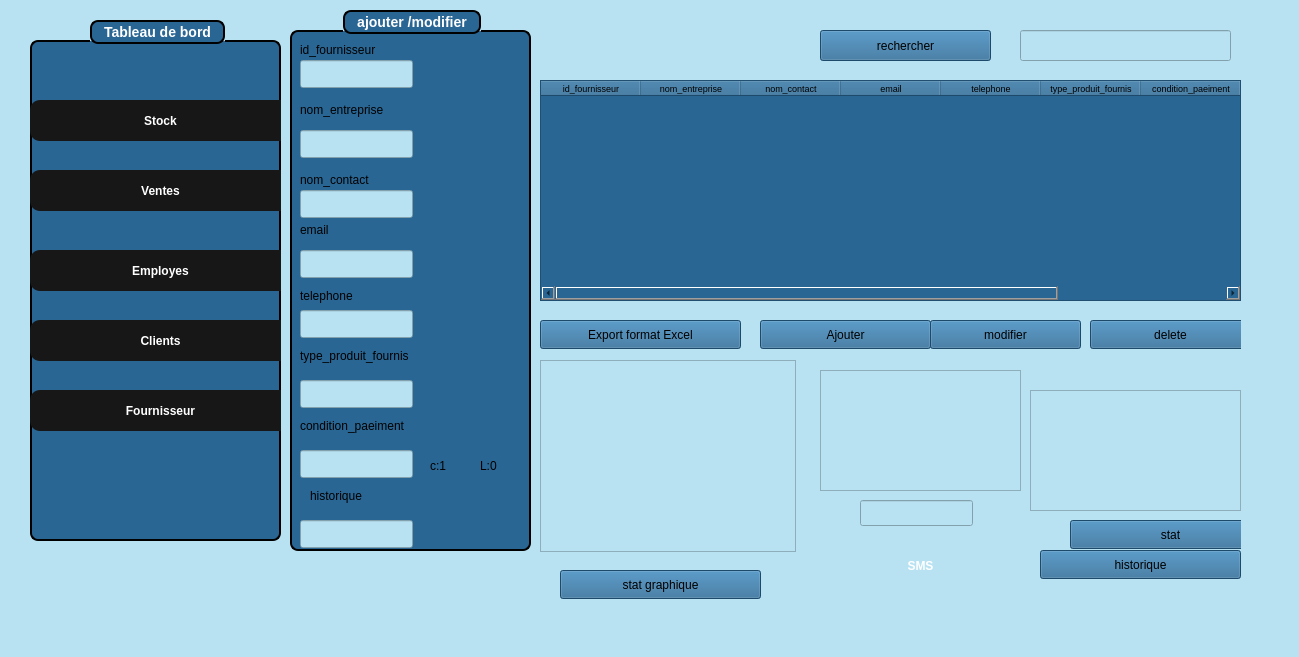
Esprit-UP-Algo/projetcpp-2a25-s1-smart-optical-store, file fournisseurwindow.ui: the form before one commit.
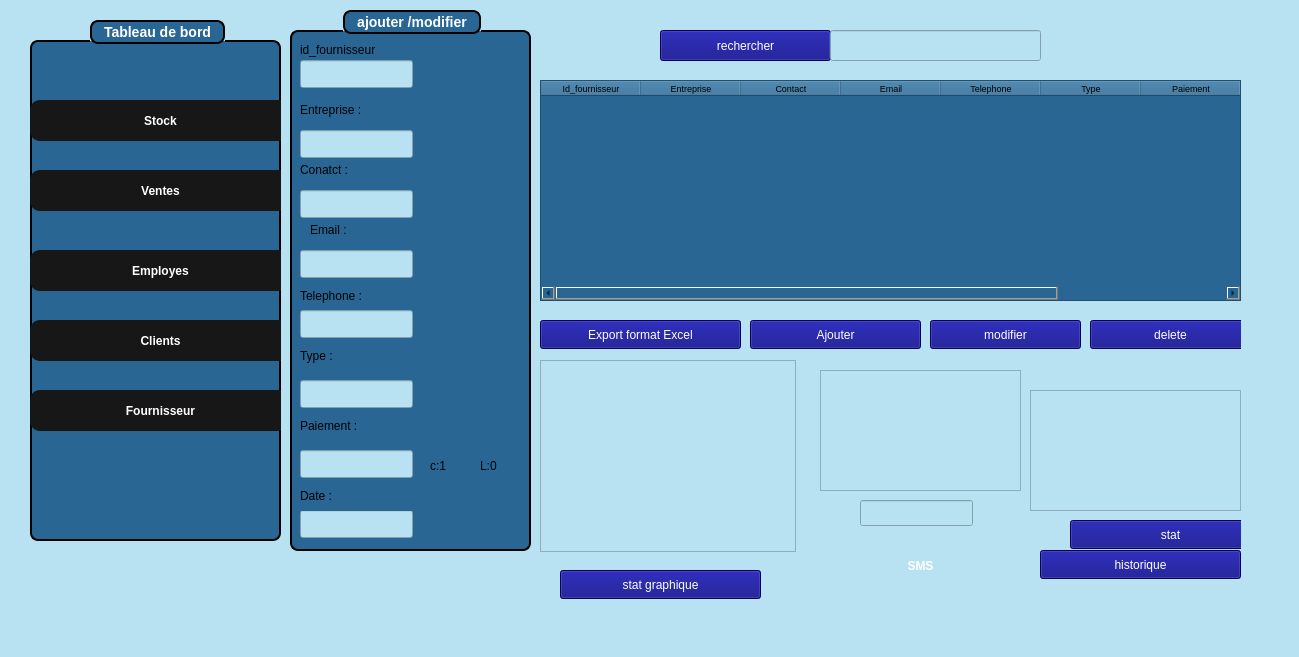
The form after the commit. Icons and pictures are not drawn.

```diff
--- a/fournisseurwindow.ui
+++ b/fournisseurwindow.ui
@@ -40,7 +40,8 @@
        </rect>
       </property>
       <property name="styleSheet">
-       <string notr="true"> background-color: rgb(41, 102, 148);</string>
+       <string notr="true">background-color: rgb(0, 0, 127);
+color:white;</string>
       </property>
       <property name="text">
        <string>Export format Excel</string>
@@ -60,7 +61,7 @@
       </property>
       <column>
        <property name="text">
-        <string>id_fournisseur</string>
+        <string>Id_fournisseur</string>
        </property>
        <property name="font">
         <font>
@@ -70,7 +71,7 @@
       </column>
       <column>
        <property name="text">
-        <string>nom_entreprise</string>
+        <string>Entreprise</string>
        </property>
        <property name="font">
         <font>
@@ -80,7 +81,7 @@
       </column>
       <column>
        <property name="text">
-        <string>nom_contact</string>
+        <string>Contact</string>
        </property>
        <property name="font">
         <font>
@@ -90,7 +91,7 @@
       </column>
       <column>
        <property name="text">
-        <string>email</string>
+        <string>Email</string>
        </property>
        <property name="font">
         <font>
@@ -100,7 +101,7 @@
       </column>
       <column>
        <property name="text">
-        <string>telephone</string>
+        <string>Telephone</string>
        </property>
        <property name="font">
         <font>
@@ -110,7 +111,7 @@
       </column>
       <column>
        <property name="text">
-        <string>type_produit_fournis</string>
+        <string>Type</string>
        </property>
        <property name="font">
         <font>
@@ -120,7 +121,7 @@
       </column>
       <column>
        <property name="text">
-        <string>condition_paeiment</string>
+        <string>Paiement</string>
        </property>
        <property name="font">
         <font>
@@ -130,7 +131,7 @@
       </column>
       <column>
        <property name="text">
-        <string>historique</string>
+        <string>Date</string>
        </property>
        <property name="font">
         <font>
@@ -142,14 +143,15 @@
      <widget class="QPushButton" name="pushButton_ajouter">
       <property name="geometry">
        <rect>
-        <x>470</x>
+        <x>460</x>
         <y>330</y>
         <width>171</width>
         <height>29</height>
        </rect>
       </property>
       <property name="styleSheet">
-       <string notr="true"> background-color: rgb(41, 102, 148);</string>
+       <string notr="true">background-color: rgb(0, 0, 127);
+color:white;</string>
       </property>
       <property name="text">
        <string>Ajouter</string>
@@ -165,7 +167,8 @@
        </rect>
       </property>
       <property name="styleSheet">
-       <string notr="true"> background-color: rgb(41, 102, 148);</string>
+       <string notr="true">background-color: rgb(0, 0, 127);
+color:white;</string>
       </property>
       <property name="text">
        <string>modifier</string>
@@ -181,7 +184,8 @@
        </rect>
       </property>
       <property name="styleSheet">
-       <string notr="true"> background-color: rgb(41, 102, 148);</string>
+       <string notr="true">background-color: rgb(0, 0, 127);
+color:white;</string>
       </property>
       <property name="text">
        <string>delete</string>
@@ -251,14 +255,14 @@
 </string>
        </property>
        <property name="text">
-        <string>nom_entreprise</string>
+        <string>Entreprise :</string>
        </property>
       </widget>
       <widget class="QLabel" name="label_2">
        <property name="geometry">
         <rect>
          <x>10</x>
-         <y>160</y>
+         <y>150</y>
          <width>101</width>
          <height>20</height>
         </rect>
@@ -268,13 +272,13 @@
 </string>
        </property>
        <property name="text">
-        <string>nom_contact</string>
+        <string>Conatct :</string>
        </property>
       </widget>
       <widget class="QLabel" name="label_3">
        <property name="geometry">
         <rect>
-         <x>10</x>
+         <x>20</x>
          <y>210</y>
          <width>101</width>
          <height>20</height>
@@ -285,7 +289,7 @@
 </string>
        </property>
        <property name="text">
-        <string>email</string>
+        <string>Email :</string>
        </property>
       </widget>
       <widget class="QLabel" name="label_4">
@@ -302,7 +306,7 @@
 </string>
        </property>
        <property name="text">
-        <string>telephone</string>
+        <string>Telephone :</string>
        </property>
       </widget>
       <widget class="QLineEdit" name="lineEdit">
@@ -374,7 +378,7 @@
        <property name="geometry">
         <rect>
          <x>10</x>
-         <y>510</y>
+         <y>500</y>
          <width>113</width>
          <height>28</height>
         </rect>
@@ -423,13 +427,13 @@
 </string>
        </property>
        <property name="text">
-        <string>type_produit_fournis</string>
+        <string>Type :</string>
        </property>
       </widget>
       <widget class="QLabel" name="label_12">
        <property name="geometry">
         <rect>
-         <x>20</x>
+         <x>10</x>
          <y>470</y>
          <width>161</width>
          <height>31</height>
@@ -440,7 +444,7 @@
 </string>
        </property>
        <property name="text">
-        <string>historique</string>
+        <string>Date :</string>
        </property>
       </widget>
       <widget class="QLabel" name="label_13">
@@ -457,7 +461,7 @@
 </string>
        </property>
        <property name="text">
-        <string>condition_paeiment</string>
+        <string>Paiement :</string>
        </property>
       </widget>
       <widget class="QLabel" name="label_14">
@@ -498,14 +502,15 @@
      <widget class="QPushButton" name="pushButton_modifier_3">
       <property name="geometry">
        <rect>
-        <x>530</x>
+        <x>370</x>
         <y>40</y>
         <width>171</width>
         <height>31</height>
        </rect>
       </property>
       <property name="styleSheet">
-       <string notr="true"> background-color: rgb(41, 102, 148);</string>
+       <string notr="true">background-color: rgb(0, 0, 127);
+color:white;</string>
       </property>
       <property name="text">
        <string>rechercher</string>
@@ -541,7 +546,8 @@
        </rect>
       </property>
       <property name="styleSheet">
-       <string notr="true"> background-color: rgb(41, 102, 148);</string>
+       <string notr="true">background-color: rgb(0, 0, 127);
+color:white;</string>
       </property>
       <property name="text">
        <string>stat</string>
@@ -550,7 +556,7 @@
      <widget class="QLineEdit" name="l5">
       <property name="geometry">
        <rect>
-        <x>730</x>
+        <x>540</x>
         <y>40</y>
         <width>211</width>
         <height>31</height>
@@ -567,7 +573,8 @@
        </rect>
       </property>
       <property name="styleSheet">
-       <string notr="true"> background-color: rgb(41, 102, 148);</string>
+       <string notr="true">background-color: rgb(0, 0, 127);
+color:white;</string>
       </property>
       <property name="text">
        <string>historique</string>
@@ -637,6 +644,43 @@
        <string>SMS</string>
       </property>
      </widget>
+     <widget class="QLabel" name="logoLabel">
+      <property name="geometry">
+       <rect>
+        <x>850</x>
+        <y>20</y>
+        <width>60</width>
+        <height>60</height>
+       </rect>
+      </property>
+      <property name="minimumSize">
+       <size>
+        <width>50</width>
+        <height>50</height>
+       </size>
+      </property>
+      <property name="maximumSize">
+       <size>
+        <width>60</width>
+        <height>60</height>
+       </size>
+      </property>
+      <property name="styleSheet">
+       <string notr="true">background-color: transparent;</string>
+      </property>
+      <property name="text">
+       <string/>
+      </property>
+      <property name="pixmap">
+       <pixmap resource="resources.qrc">:/images/logof.jpg</pixmap>
+      </property>
+      <property name="scaledContents">
+       <bool>true</bool>
+      </property>
+      <property name="alignment">
+       <set>Qt::AlignmentFlag::AlignCenter</set>
+      </property>
+     </widget>
     </widget>
     <widget class="QWidget" name="page_2"/>
    </widget>
@@ -833,43 +877,6 @@
      </property>
     </widget>
    </widget>
-   <widget class="QLabel" name="logoLabel">
-    <property name="geometry">
-     <rect>
-      <x>1230</x>
-      <y>10</y>
-      <width>60</width>
-      <height>60</height>
-     </rect>
-    </property>
-    <property name="minimumSize">
-     <size>
-      <width>50</width>
-      <height>50</height>
-     </size>
-    </property>
-    <property name="maximumSize">
-     <size>
-      <width>60</width>
-      <height>60</height>
-     </size>
-    </property>
-    <property name="styleSheet">
-     <string notr="true">background-color: transparent;</string>
-    </property>
-    <property name="text">
-     <string/>
-    </property>
-    <property name="pixmap">
-     <pixmap>:/images/logof.jpg</pixmap>
-    </property>
-    <property name="scaledContents">
-     <bool>true</bool>
-    </property>
-    <property name="alignment">
-     <set>Qt::AlignmentFlag::AlignCenter</set>
-    </property>
-   </widget>
    <widget class="QPushButton" name="pushButton_7">
     <property name="geometry">
      <rect>
@@ -880,7 +887,8 @@
      </rect>
     </property>
     <property name="styleSheet">
-     <string notr="true"> background-color: rgb(41, 102, 148);</string>
+     <string notr="true">background-color: rgb(0, 0, 127);
+color:white;</string>
     </property>
     <property name="text">
      <string>stat graphique</string>
```
Left out of the diff: 6 changed lines with no effect on the pictures.
